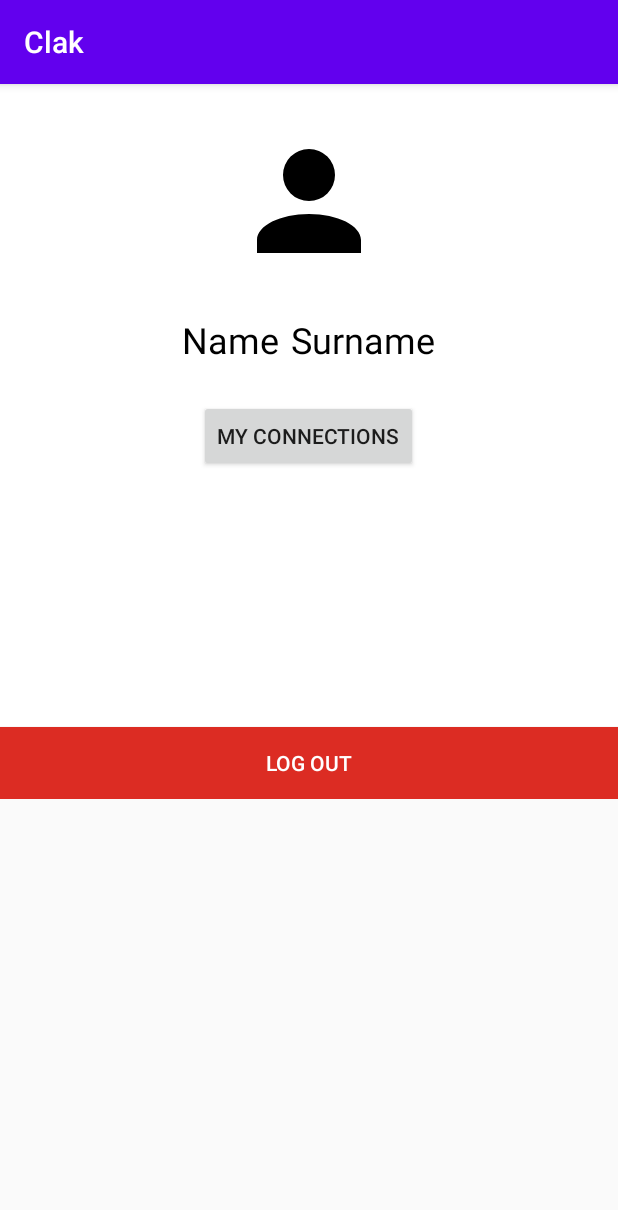
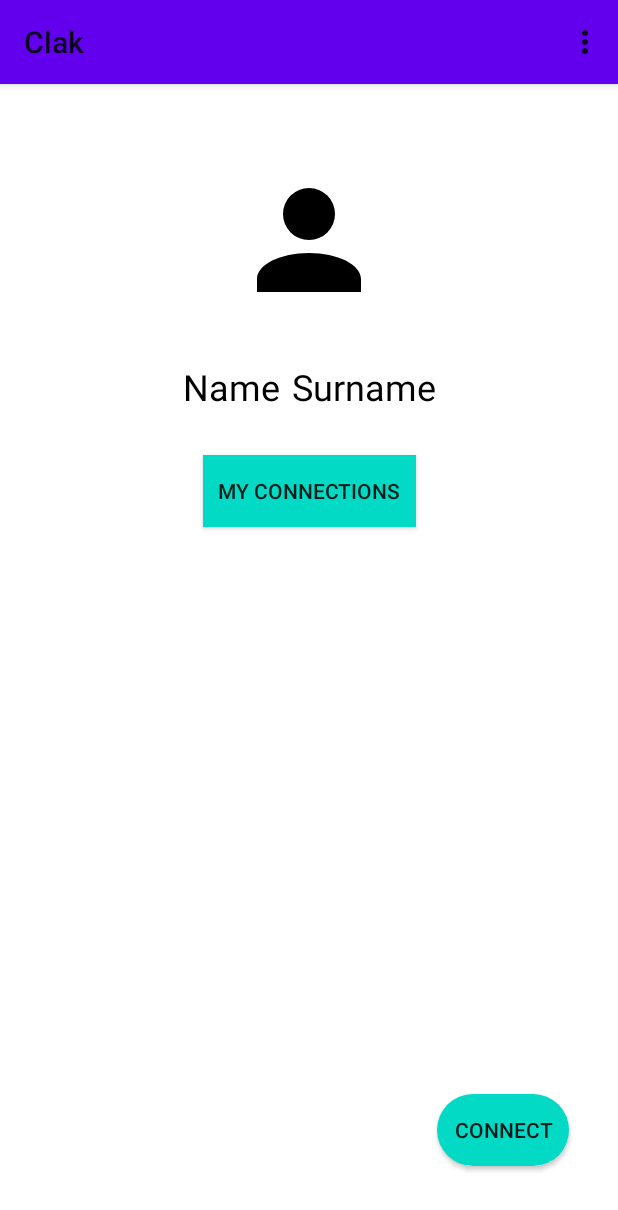
Before and after one commit to AdamPanag/clak, an Android app: the CustomerMainActivity screen opened directly, with no data from a screen before it, on a phone screen of 412 x 824 dp. Shown: the top 1210 px of the screen. Run offline under Robolectric (Android 15) with nearby library versions, the phone set to English and light mode, and no system bars; our stand-ins replace Firebase (no records; nobody signed in at launch, a user with empty details on screens opened directly).

Commit message:
Add toolbar with "logout" & refector CustomerMainActivity's UI

```diff
--- a/app/src/main/AndroidManifest.xml
+++ b/app/src/main/AndroidManifest.xml
@@ -8,11 +8,12 @@
         android:label="@string/app_name"
         android:roundIcon="@mipmap/ic_launcher_round"
         android:supportsRtl="true"
-        android:theme="@style/AppTheme">
+        android:theme="@style/AppTheme.NoActionBar">
+
         <activity
             android:name=".OrganizationMainActivity"
             android:label="@string/title_activity_organization_main"
-            android:theme="@style/AppTheme.NoActionBar"></activity>
+            android:theme="@style/AppTheme.NoActionBar" />
         <activity android:name=".OrganizationRegisterActivity" />
         <activity android:name=".RegisterActivity" />
         <activity android:name=".CustomerRegisterActivity" />
--- a/app/src/main/java/com/example/clak/CustomerMainActivity.java
+++ b/app/src/main/java/com/example/clak/CustomerMainActivity.java
@@ -4,6 +4,7 @@ import android.content.Intent;
 import android.os.Bundle;
 import android.util.Log;
 import android.view.Menu;
+import android.view.MenuInflater;
 import android.view.MenuItem;
 import android.view.View;
 import android.widget.Button;
@@ -33,6 +34,7 @@ public class CustomerMainActivity extends AppCompatActivity {
     private FirebaseAuth mAuth;
     private FirebaseAuth.AuthStateListener mAuthListener;
     private FirebaseUser user;
+    private Toolbar toolbar;
 
     private TextView name;
     private TextView surname;
@@ -43,6 +45,8 @@ public class CustomerMainActivity extends AppCompatActivity {
     protected void onCreate(Bundle savedInstanceState) {
         super.onCreate(savedInstanceState);
         setContentView(R.layout.activity_customer_main);
+        toolbar = (Toolbar) findViewById(R.id.toolbar);
+        setSupportActionBar(toolbar);
         initFirebaseAuth();
         initUIComponents();
     }
@@ -83,19 +87,11 @@ public class CustomerMainActivity extends AppCompatActivity {
         name = (TextView) findViewById(R.id.name);
         surname = (TextView) findViewById(R.id.surname);
         myConnectionsBtn = (Button) findViewById(R.id.myConnectionsBtn);
-        logout = (Button) findViewById(R.id.logout);
 
         myConnectionsBtn.setOnClickListener(new View.OnClickListener() {
             @Override
             public void onClick(View v) {
                 goToMyConnections();
-            }
-        });
-
-        logout.setOnClickListener(new View.OnClickListener() {
-            @Override
-            public void onClick(View v) {
-                logoutUser();
             }
         });
     }
@@ -134,4 +130,27 @@ public class CustomerMainActivity extends AppCompatActivity {
     private void goToMyConnections() {
         //startActivity(new Intent(CustomerMainActivity.this, MyConnections.class));
     }
+
+    @Override
+    public boolean onCreateOptionsMenu(Menu menu) {
+        MenuInflater inflater = getMenuInflater();
+        inflater.inflate(R.menu.customer_menu, menu);
+        return true;
+    }
+
+    @Override
+    public boolean onOptionsItemSelected(MenuItem item) {
+        switch (item.getItemId()) {
+            case R.id.logout_toolbar:
+                // User chose the "Settings" item, show the app settings UI...
+                logoutUser();
+
+            default:
+                // If we got here, the user's action was not recognized.
+                // Invoke the superclass to handle it.
+                return super.onOptionsItemSelected(item);
+
+        }
+    }
+
 }
--- /dev/null
+++ b/app/src/main/res/drawable/connect_btn_background.xml
@@ -0,0 +1,10 @@
+<?xml version="1.0" encoding="utf-8"?>
+
+<shape xmlns:android="http://schemas.android.com/apk/res/android" android:shape="rectangle">
+    <solid android:color="@color/colorAccent"></solid>
+    <corners android:bottomLeftRadius="25dp"
+        android:topLeftRadius="25dp"
+        android:topRightRadius="25dp"
+        android:bottomRightRadius="25dp"
+        />
+</shape>
--- a/app/src/main/res/layout/activity_customer_main.xml
+++ b/app/src/main/res/layout/activity_customer_main.xml
@@ -1,42 +1,40 @@
 <?xml version="1.0" encoding="utf-8"?>
-<LinearLayout xmlns:android="http://schemas.android.com/apk/res/android"
-    android:id="@+id/root"
+<androidx.coordinatorlayout.widget.CoordinatorLayout xmlns:android="http://schemas.android.com/apk/res/android"
+    xmlns:tools="http://schemas.android.com/tools"
+    xmlns:app="http://schemas.android.com/apk/res-auto"
+
+
     android:layout_width="match_parent"
-    android:layout_height="wrap_content"
-    android:background="@color/white"
-    android:focusable="true"
-    android:focusableInTouchMode="true"
-    android:orientation="vertical">
+    android:layout_height="match_parent">
 
-    <Space
+    <androidx.appcompat.widget.Toolbar
+        android:id="@+id/toolbar"
         android:layout_width="match_parent"
-        android:layout_height="26dp" />
+        android:layout_height="?attr/actionBarSize"
+        android:background="?attr/colorPrimary"
+        android:elevation="4dp"
+        android:theme="@style/ThemeOverlay.AppCompat.ActionBar"
+        app:popupTheme="@style/ThemeOverlay.AppCompat.Light"/>
 
-    <ImageView
-        android:layout_width="@dimen/avatar_size"
-        android:layout_height="@dimen/avatar_size"
-        android:layout_gravity="center"
-        android:contentDescription="@string/todo"
-        android:src="@drawable/ic_account" />
-
-    <LinearLayout
+    <androidx.constraintlayout.widget.ConstraintLayout
+        android:id="@+id/layout"
         android:layout_width="match_parent"
         android:layout_height="match_parent"
-        android:orientation="vertical">
+        android:background="@color/white"
+        android:focusable="true"
+        android:focusableInTouchMode="true">
 
-        <Space
-            android:layout_width="match_parent"
-            android:layout_height="20dp" />
-
-        <LinearLayout
-            android:layout_width="match_parent"
-            android:layout_height="match_parent"
-            android:orientation="horizontal">
-
-            <Space
-                android:layout_width="1dp"
-                android:layout_height="match_parent"
-                android:layout_weight="1" />
+        <TableRow
+            android:id="@+id/tableRow"
+            android:layout_width="wrap_content"
+            android:layout_height="wrap_content"
+            android:gravity="center"
+            android:paddingVertical="25dip"
+            app:layout_constraintBottom_toBottomOf="parent"
+            app:layout_constraintEnd_toEndOf="parent"
+            app:layout_constraintStart_toStartOf="parent"
+            app:layout_constraintTop_toBottomOf="@+id/imageView"
+            app:layout_constraintVertical_bias="0.0">
 
             <TextView
                 android:id="@+id/name"
@@ -51,53 +49,55 @@
                 android:id="@+id/surname"
                 android:layout_width="wrap_content"
                 android:layout_height="wrap_content"
-                android:layout_gravity="center"
                 android:padding="@dimen/spacingTiny"
                 android:text="Surname"
                 android:textColor="@color/black"
                 android:textSize="@dimen/textExtra" />
-
-            <Space
-                android:layout_width="1dp"
-                android:layout_height="match_parent"
-                android:layout_weight="1" />
-        </LinearLayout>
-
-        <Space
-            android:layout_width="match_parent"
-            android:layout_height="20dp" />
+        </TableRow>
 
         <Button
             android:id="@+id/myConnectionsBtn"
             android:layout_width="wrap_content"
-            android:layout_height="0dp"
+            android:layout_height="wrap_content"
+            android:layout_weight="1"
+            android:background="@color/colorAccent"
+            android:paddingHorizontal="10dp"
+            android:text="@string/my_connections"
+            app:layout_constraintBottom_toBottomOf="parent"
+            app:layout_constraintEnd_toEndOf="parent"
+            app:layout_constraintStart_toStartOf="parent"
+            app:layout_constraintTop_toBottomOf="@+id/tableRow"
+            app:layout_constraintVertical_bias="0." />
+
+        <Button
+            android:id="@+id/connectButton"
+            android:layout_width="wrap_content"
+            android:layout_height="wrap_content"
+            android:layout_weight="1"
+            android:background="@drawable/connect_btn_background"
+            android:text="Connect"
+            app:layout_constraintBottom_toBottomOf="parent"
+            app:layout_constraintEnd_toEndOf="parent"
+            app:layout_constraintHorizontal_bias="0.9"
+            app:layout_constraintStart_toStartOf="parent"
+            app:layout_constraintTop_toTopOf="parent"
+            app:layout_constraintVertical_bias="0.94" />
+
+        <ImageView
+            android:id="@+id/imageView"
+            android:layout_width="@dimen/avatar_size"
+            android:layout_height="@dimen/avatar_size"
             android:layout_gravity="center"
-            android:layout_weight="1"
-            android:text="@string/my_connections" />
+            android:contentDescription="@string/todo"
+            android:src="@drawable/ic_account"
+            app:layout_constraintBottom_toBottomOf="parent"
+            app:layout_constraintEnd_toEndOf="parent"
+            app:layout_constraintHorizontal_bias="0.5"
+            app:layout_constraintStart_toStartOf="parent"
+            app:layout_constraintTop_toTopOf="parent"
+            app:layout_constraintVertical_bias="0.15" />
+
+    </androidx.constraintlayout.widget.ConstraintLayout>
 
 
-        <LinearLayout
-            android:layout_width="match_parent"
-            android:layout_height="match_parent"
-            android:orientation="vertical">
-
-            <Space
-                android:layout_width="match_parent"
-                android:layout_height="170dp"
-                android:layout_weight="1" />
-
-            <Button
-                android:id="@+id/logout"
-                android:layout_width="match_parent"
-                android:layout_height="match_parent"
-                android:layout_weight="1"
-                android:background="@color/red"
-                android:text="@string/log_out"
-                android:textColor="@color/white"
-
-                />
-
-        </LinearLayout>
-
-    </LinearLayout>
-</LinearLayout>
+</androidx.coordinatorlayout.widget.CoordinatorLayout>
--- a/app/src/main/res/layout/activity_organization_main.xml
+++ b/app/src/main/res/layout/activity_organization_main.xml
@@ -3,7 +3,7 @@
     xmlns:android="http://schemas.android.com/apk/res/android"
     xmlns:app="http://schemas.android.com/apk/res-auto"
     xmlns:tools="http://schemas.android.com/tools"
-    android:id="@+id/drawer_layout"
+    android:id="@+id/toolbar"
     android:layout_width="match_parent"
     android:layout_height="match_parent"
     android:background="@color/white"
--- /dev/null
+++ b/app/src/main/res/menu/customer_menu.xml
@@ -0,0 +1,10 @@
+<?xml version="1.0" encoding="utf-8"?>
+<menu xmlns:android="http://schemas.android.com/apk/res/android"
+    xmlns:app="http://schemas.android.com/apk/res-auto">
+    <!-- "Mark Favorite", should appear as action button if possible -->
+    <item
+        android:id="@+id/logout_toolbar"
+        android:title="Logout"
+        app:showAsAction="never"/>
+
+</menu>
```
